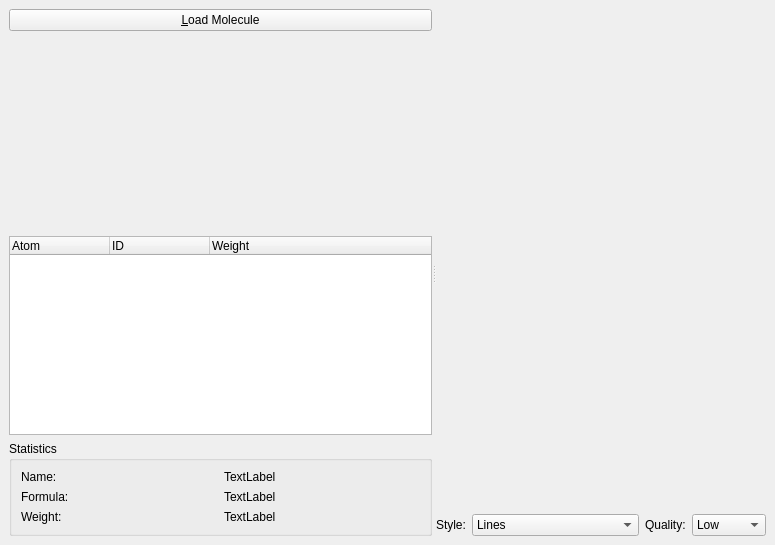
Before: the Qt Designer form src/moleculeviewerwidget.ui in KDE/kalzium, drawn with Qt 5.
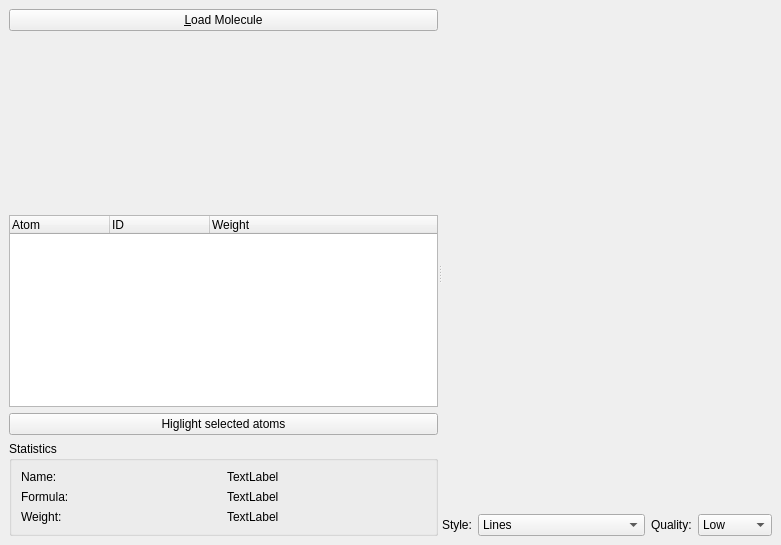
After: the same form once the commit is applied. Custom widgets are drawn as their Qt base class.

Commit message:
* Make it possible to select more than 1 atoms. 1 selected atom is now   just a special case of many atoms (QList<Atom*> with just one member * Currently the selection is hardcoded to atom 2 and 6, I am now   coding the QTreeWidget-code * Benoit: The sphere is not drawn, only the bond it seems... No clue why   I don't know the structure of the GL-code :)
CCMAIL:jacob@math.jussieu.fr

```diff
--- a/src/moleculeviewerwidget.ui
+++ b/src/moleculeviewerwidget.ui
@@ -49,8 +49,8 @@
          </property>
          <property name="sizeHint" >
           <size>
-           <width>423</width>
-           <height>16</height>
+           <width>429</width>
+           <height>21</height>
           </size>
          </property>
         </spacer>
@@ -74,6 +74,13 @@
          </column>
         </widget>
        </item>
+       <item>
+        <widget class="QPushButton" name="selectButton" >
+         <property name="text" >
+          <string>Higlight selected atoms</string>
+         </property>
+        </widget>
+       </item>
        <item>
         <widget class="QGroupBox" name="groupBox" >
          <property name="title" >
@@ -163,7 +170,7 @@
        </item>
       </layout>
      </widget>
-     <widget class="QWidget" name="" >
+     <widget class="QWidget" name="layoutWidget" >
       <layout class="QVBoxLayout" >
        <property name="margin" >
         <number>0</number>
```
The commit also changes 4 other files.
